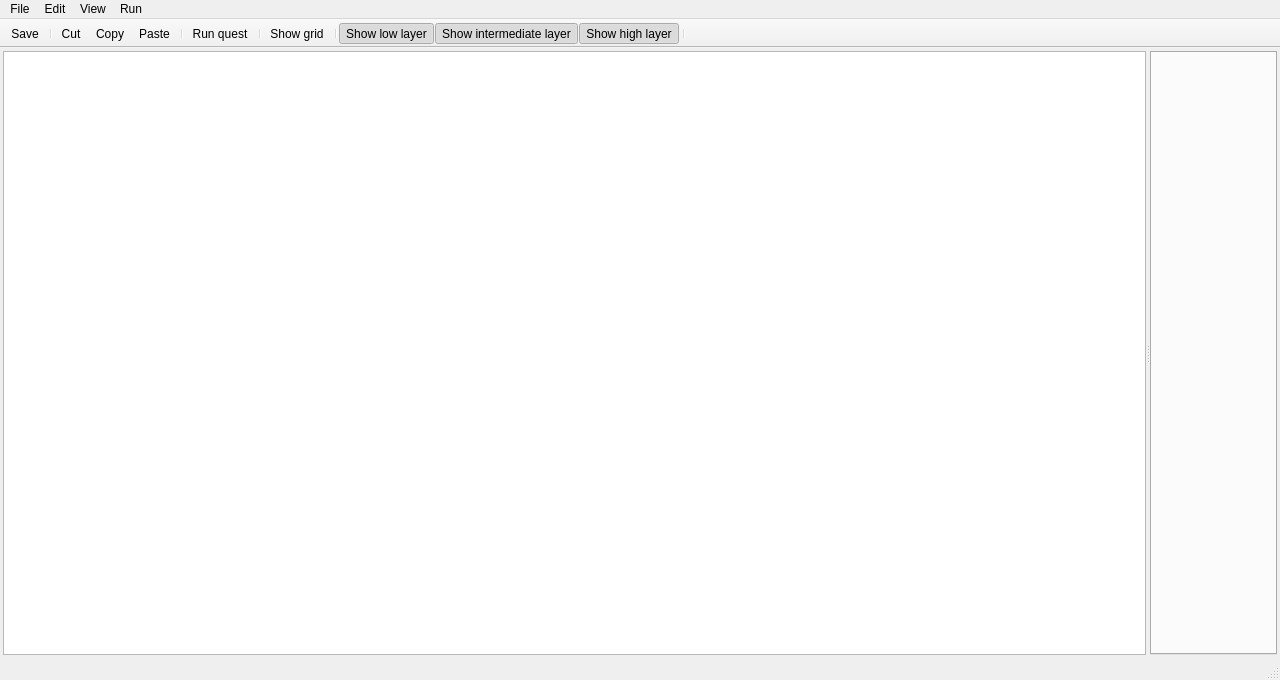
solarus-games/solarus-quest-editor, file src/gui/main_window.ui: the form before one commit.
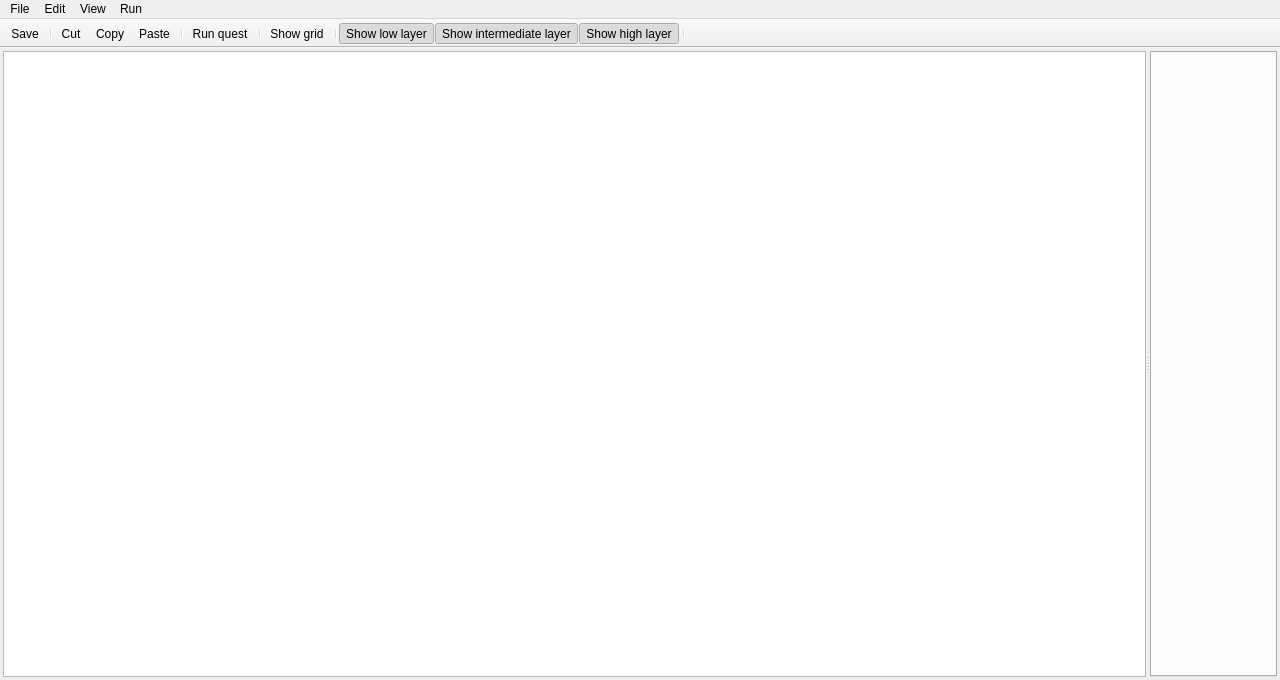
The form after the commit. Icons and pictures are not drawn. Custom widgets are drawn as their Qt base class.

Commit message: Remove status bar from the main window.

```diff
--- a/src/gui/main_window.ui
+++ b/src/gui/main_window.ui
@@ -103,7 +103,6 @@
    <addaction name="menu_view"/>
    <addaction name="menu_run"/>
   </widget>
-  <widget class="QStatusBar" name="status_bar"/>
   <widget class="QToolBar" name="tool_bar">
    <property name="movable">
     <bool>false</bool>
```
